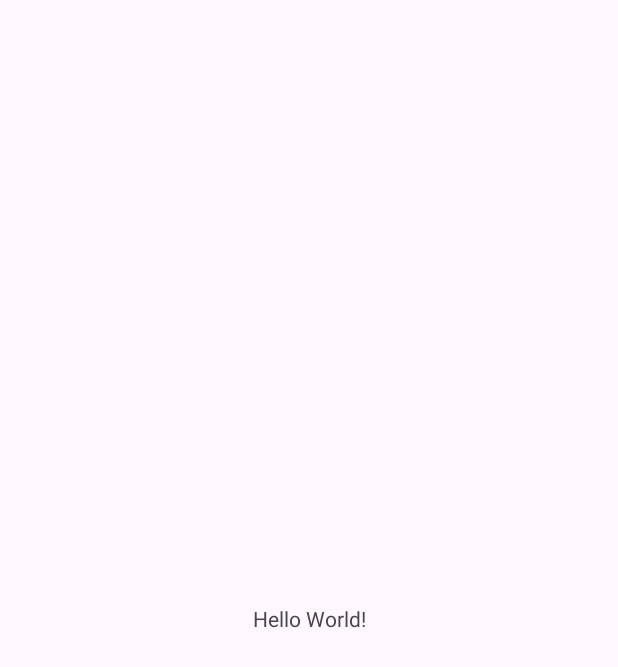
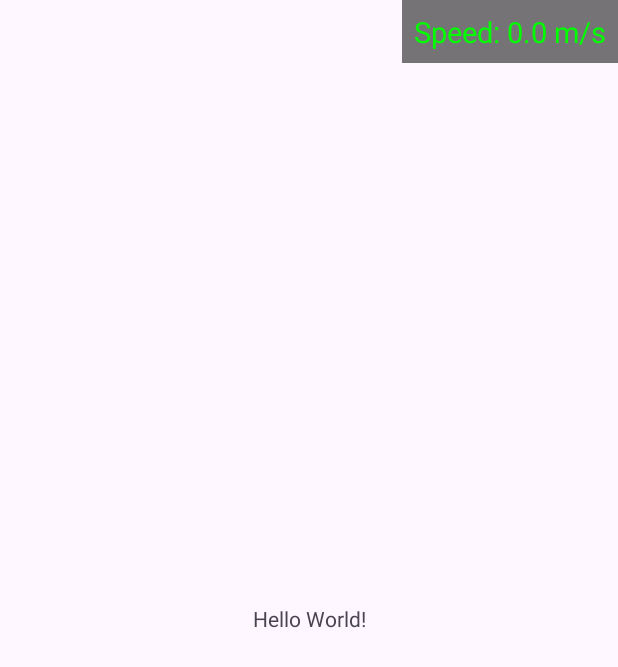
Before and after one commit to JohnBrittaein/You-Can-Run, an Android app: the screen it shows after launch (MainActivity), on a phone screen of 412 x 824 dp. Before the commit the part shown is almost empty. Shown: the top 667 px of the screen. Run offline under Robolectric (Android 15) with nearby library versions, the phone set to English and light mode, and no system bars.

Commit message:
5 add simple speed ms monitor in UI (#6)
* Fix dependencies

* Incorporate listeners

* Use listeners to pass data between modules, display a current speed in dev hud

* Use listeners to pass data between modules, display a current speed in dev hud

```diff
--- a/app/build.gradle.kts
+++ b/app/build.gradle.kts
@@ -45,7 +45,7 @@ dependencies {
     // Include project modules
     implementation(project(":core"))
     implementation(project(":ar"))
-    implementation(project(":sensors"))
     implementation(project(":audio"))
     implementation(project(":ui"))
+    implementation(project(":sensors"))
 }
--- a/app/src/main/java/com/youcanrun/app/MainActivity.java
+++ b/app/src/main/java/com/youcanrun/app/MainActivity.java
@@ -11,14 +11,14 @@ import androidx.core.view.WindowInsetsCompat;
 import com.youcanrun.ar.ARSessionManager;
 import com.youcanrun.audio.AudioManager;
 import com.youcanrun.core.CoreLogicManager;
-import com.youcanrun.sensors.MotionTracker;
+import com.youcanrun.core.GameEventListener;
 import com.youcanrun.ui.UIManager;
 import com.youcanrun.ui.R;
 
-public class MainActivity extends AppCompatActivity {
+public class MainActivity extends AppCompatActivity implements GameEventListener {
     private static final String TAG = "MainActivity";
+
     private CoreLogicManager coreLogicManager;
-    private MotionTracker motionTracker;
     private UIManager uiManager;
     private AudioManager audioManager;
     private ARSessionManager arManager;
@@ -27,17 +27,22 @@ public class MainActivity extends AppCompatActivity {
     protected void onCreate(Bundle savedInstanceState) {
         super.onCreate(savedInstanceState);
         setContentView(R.layout.activity_main);
+
         ViewCompat.setOnApplyWindowInsetsListener(findViewById(R.id.main), (v, insets) -> {
             Insets systemBars = insets.getInsets(WindowInsetsCompat.Type.systemBars());
             v.setPadding(systemBars.left, systemBars.top, systemBars.right, systemBars.bottom);
             return insets;
         });
 
-        coreLogicManager = new CoreLogicManager();
-        motionTracker = new MotionTracker(this);
+        coreLogicManager = new CoreLogicManager(this);
+        coreLogicManager.setGameEventListener(this);
+
         uiManager = new UIManager(this);
         audioManager = new AudioManager(this);
         arManager = new ARSessionManager(this);
+
+        // Toggle Dev HUD
+        uiManager.setDevHudVisible(true);
 
         Log.d(TAG, "All modules initialized");
     }
@@ -45,14 +50,20 @@ public class MainActivity extends AppCompatActivity {
     @Override
     protected void onResume() {
         super.onResume();
-        motionTracker.startTracking(); // Testing only, init inside coreLogicManager
+        coreLogicManager.resumeGame();
     }
 
     @Override
     protected void onPause() {
         super.onPause();
-        motionTracker.stopTracking(); // Testing only, init inside coreLogicManager
+        coreLogicManager.pauseGame();
+    }
+
+    @Override
+    public void onSpeedChanged(float speed) {
+        uiManager.updateDevHud(speed);
     }
 
 
+
 }
--- a/core/build.gradle.kts
+++ b/core/build.gradle.kts
@@ -35,4 +35,6 @@ dependencies {
     testImplementation(libs.junit)
     androidTestImplementation(libs.ext.junit)
     androidTestImplementation(libs.espresso.core)
+
+    implementation(project(":sensors"))
 }
--- a/core/src/main/java/com/youcanrun/core/CoreLogicManager.java
+++ b/core/src/main/java/com/youcanrun/core/CoreLogicManager.java
@@ -1,22 +1,61 @@
 package com.youcanrun.core;
 
+import android.content.Context;
 import android.util.Log;
+
+import com.youcanrun.sensors.MotionTracker;
+import com.youcanrun.sensors.SpeedListener;
 
 /**
  *
  */
-public class CoreLogicManager {
+public class CoreLogicManager implements SpeedListener {
     private static final String TAG = "CoreLogicManager";
 
     // TODO: Implement GameEventListener
+    private MotionTracker motionTracker;
+    private GameEventListener mGameEventListener;
+
 
     // Game State Constants
 
     // Game State Variables
 
-    public CoreLogicManager() {
+    public CoreLogicManager(Context context) {
+        // Initialize motion tracker and related listeners
+        motionTracker = new MotionTracker(context);
+        motionTracker.setSpeedListener(this);
         Log.d(TAG,"CoreLogicManager initialized");
     }
 
+    public void setGameEventListener(GameEventListener listener) {
+        mGameEventListener = listener;
+    }
+
+    @Override
+    public void onSpeedUpdated(float speed){
+        Log.d(TAG, "Speed updated: " + speed);
+
+        // This notifies the MainActivity that the speed has changed
+        if (mGameEventListener != null){
+            mGameEventListener.onSpeedChanged(speed);
+        }
+    }
+
     // TODO: Implement methods for core game logic
+    public void startGame(){
+        motionTracker.startTracking();
+    }
+
+    public void stopGame(){
+        motionTracker.stopTracking();
+    }
+
+    public void pauseGame(){
+        motionTracker.stopTracking();
+    }
+
+    public void resumeGame() {
+        motionTracker.startTracking();
+    }
 }
--- /dev/null
+++ b/core/src/main/java/com/youcanrun/core/GameEventListener.java
@@ -0,0 +1,5 @@
+package com.youcanrun.core;
+
+public interface GameEventListener {
+    void onSpeedChanged(float speed);
+}
--- a/sensors/src/main/java/com/youcanrun/sensors/MotionTracker.java
+++ b/sensors/src/main/java/com/youcanrun/sensors/MotionTracker.java
@@ -18,7 +18,7 @@ public class MotionTracker implements SensorEventListener {
     private static final String TAG = "MotionTracker";
     private Context context;
 
-    // TODO: Implement accelerometer and GPS tracking
+    // TODO: Tune Accelerometer and include GPS for hybrid motion tracking
     private SensorManager mSensorManager;
     private Sensor mAccelerometer;
     private float currentSpeed;
@@ -80,9 +80,11 @@ public class MotionTracker implements SensorEventListener {
         }
         lastTimeStamp = event.timestamp;
 
+        // Notify listener
+        notifySpeed(currentSpeed);
 
-        Log.d(TAG,"Accelerometer - TimeStamp: " + event.timestamp
-                + " vX:" + vX + " vY:" + vY + " vZ:" + vZ + " Speed: " + currentSpeed);
+       // Log.d(TAG,"Accelerometer - TimeStamp: " + event.timestamp
+       //         + " vX:" + vX + " vY:" + vY + " vZ:" + vZ + " Speed: " + currentSpeed);
     }
 
     @Override
@@ -115,4 +117,23 @@ public class MotionTracker implements SensorEventListener {
         return currentSpeed;
     }
 
+    // Create SpeedListener
+    private SpeedListener speedListener;
+
+    /**
+     * Sets the speed listener
+     * @param listener The listener to set
+     */
+    public void setSpeedListener(SpeedListener listener) {
+        this.speedListener = listener;
+    }
+
+    /**
+     * Notifies the speed listener of a new speed
+     * @param speed
+     */
+    private void notifySpeed(float speed) {
+        if (speedListener != null) speedListener.onSpeedUpdated(speed);
+    }
+
 }
--- /dev/null
+++ b/sensors/src/main/java/com/youcanrun/sensors/SpeedListener.java
@@ -0,0 +1,5 @@
+package com.youcanrun.sensors;
+
+public interface SpeedListener {
+    void onSpeedUpdated(float speed);
+}
--- a/ui/src/main/java/com/youcanrun/ui/UIManager.java
+++ b/ui/src/main/java/com/youcanrun/ui/UIManager.java
@@ -2,6 +2,12 @@ package com.youcanrun.ui;
 
 import android.content.Context;
 import android.util.Log;
+import android.app.Activity;
+import android.view.LayoutInflater;
+import android.view.View;
+import android.view.ViewGroup;
+import android.widget.TextView;
+
 
 /**
  *
@@ -14,8 +20,44 @@ public class UIManager {
 
     public UIManager(Context context) {
         this.context = context;
+        initDevHud();
         Log.d(TAG, "UIManager initialized");
     }
 
     // TODO: Add methods to handle HUD, effects, etc.
+    public void initHud(){}
+    public void updateHud(){}
+
+    /** ------------------ DEV HUD FUNCTIONS HERE ------------------**/
+    private TextView devSpeedTextView;
+
+    private void initDevHud(){
+        if (!(context instanceof Activity)) return;
+        Activity activity = (Activity) context;
+
+        ViewGroup root = activity.findViewById(android.R.id.content);
+        View hud = LayoutInflater.from(context).inflate(R.layout.dev_hud, root, false);
+
+        // Add it on top of existing layout
+        root.addView(hud);
+
+        // Get references to TextViews
+        devSpeedTextView = hud.findViewById(R.id.devSpeedTextView);
+        Log.d(TAG,"Dev Hud Initialized");
+    }
+
+    public void updateDevHud(float speed) {
+        // Update speed
+        if (devSpeedTextView != null) {
+            devSpeedTextView.setText(String.format("Speed: %.2f m/s", speed));
+        }
+    }
+
+    public void setDevHudVisible(boolean visible) {
+        if (devSpeedTextView != null && devSpeedTextView.getParent() instanceof View) {
+            ((View)devSpeedTextView.getParent()).setVisibility(visible ? View.VISIBLE : View.GONE);
+        }
+    }
+
+
 }
--- /dev/null
+++ b/ui/src/main/res/layout/dev_hud.xml
@@ -0,0 +1,20 @@
+<?xml version="1.0" encoding="utf-8"?>
+<LinearLayout
+    xmlns:android="http://schemas.android.com/apk/res/android"
+    android:id="@+id/devHud"
+    android:orientation="vertical"
+    android:layout_width="wrap_content"
+    android:layout_height="wrap_content"
+    android:padding="8dp"
+    android:background="#88000000"
+    android:layout_gravity="top|end">
+
+    <TextView
+        android:id="@+id/devSpeedTextView"
+        android:layout_width="wrap_content"
+        android:layout_height="wrap_content"
+        android:text="Speed: 0.0 m/s"
+        android:textColor="#00FF00"
+        android:textSize="19sp"/>
+
+</LinearLayout>
```
